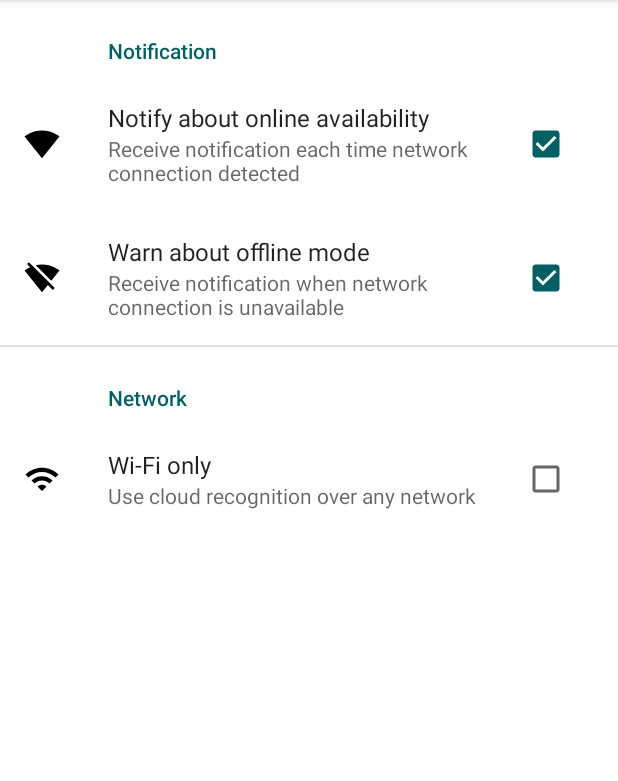
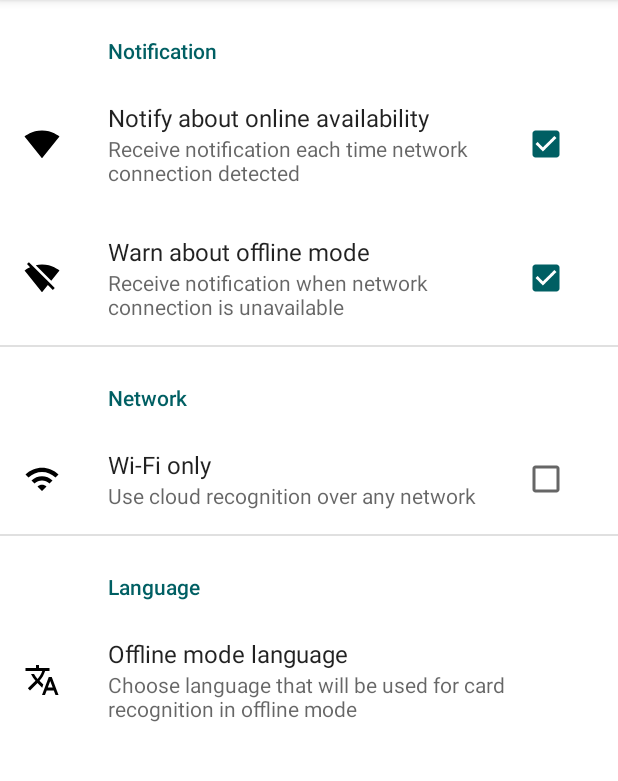
Before and after one commit to VasiliyMatutin/BCRecognitionApp, an Android app: the screen it shows after launch (MainActivity), in the side drawer, after a tap on "Settings", on a phone screen of 412 x 824 dp, the part 84-865 px from its top. Run offline under Robolectric (Android 15) with nearby library versions, the phone set to English and light mode, and no system bars; our stand-ins replace androidx.preference; libraries missing offline, so code that uses them is left out: com.google.api.client, com.google.api.services; 5 statements that could not run were skipped.

Commit message:
Add offline mode language selection

```diff
--- a/app/src/main/java/com/hse/vasiliy/bcrecognition/recognition/CardProcessor.kt
+++ b/app/src/main/java/com/hse/vasiliy/bcrecognition/recognition/CardProcessor.kt
@@ -4,6 +4,7 @@ import android.content.Context
 import android.graphics.Bitmap
 import android.os.AsyncTask
 import android.util.Log
+import androidx.preference.PreferenceManager
 import com.google.api.client.googleapis.auth.oauth2.GoogleCredential
 import com.google.api.client.http.HttpRequestInitializer
 import com.google.api.client.http.javanet.NetHttpTransport
@@ -68,13 +69,22 @@ class CardProcessor(context: Context, private val previewBitmap: Bitmap) : Async
                 return ""
             }
             if (mContext != null) {
-                tessBaseApi.init("${mContext.getExternalFilesDir(null)}", "eng")
+                val settingsPrefs = PreferenceManager.getDefaultSharedPreferences(mContext)
+                when (settingsPrefs.getString("offline_language", "en")){
+                    "en" -> {
+                        tessBaseApi.init("${mContext.getExternalFilesDir(null)}", "eng")
+                    }
+                    "ru" -> {
+                        tessBaseApi.init("${mContext.getExternalFilesDir(null)}", "rus+eng")
+                    }
+                }
             } else {
                 throw Exception("Cannot get access to application dir")
             }
             tessBaseApi.setImage(previewBitmap)
             try {
                 extractedText = tessBaseApi.utF8Text
+                Log.d(applicationTag, extractedText.toString())
             } catch (exc: Exception) {
                 Log.e(applicationTag, exc.toString())
                 return ""
--- /dev/null
+++ b/app/src/main/res/drawable/ic_email_black_24dp.xml
@@ -0,0 +1,9 @@
+<vector xmlns:android="http://schemas.android.com/apk/res/android"
+        android:width="24dp"
+        android:height="24dp"
+        android:viewportWidth="24.0"
+        android:viewportHeight="24.0">
+    <path
+        android:fillColor="#FF000000"
+        android:pathData="M20,4L4,4c-1.1,0 -1.99,0.9 -1.99,2L2,18c0,1.1 0.9,2 2,2h16c1.1,0 2,-0.9 2,-2L22,6c0,-1.1 -0.9,-2 -2,-2zM20,8l-8,5 -8,-5L4,6l8,5 8,-5v2z"/>
+</vector>
--- /dev/null
+++ b/app/src/main/res/drawable/ic_language_black_24dp.xml
@@ -0,0 +1,9 @@
+<vector xmlns:android="http://schemas.android.com/apk/res/android"
+        android:width="24dp"
+        android:height="24dp"
+        android:viewportWidth="24.0"
+        android:viewportHeight="24.0">
+    <path
+        android:fillColor="#FF000000"
+        android:pathData="M12.87,15.07l-2.54,-2.51 0.03,-0.03c1.74,-1.94 2.98,-4.17 3.71,-6.53L17,6L17,4h-7L10,2L8,2v2L1,4v1.99h11.17C11.5,7.92 10.44,9.75 9,11.35 8.07,10.32 7.3,9.19 6.69,8h-2c0.73,1.63 1.73,3.17 2.98,4.56l-5.09,5.02L4,19l5,-5 3.11,3.11 0.76,-2.04zM18.5,10h-2L12,22h2l1.12,-3h4.75L21,22h2l-4.5,-12zM15.88,17l1.62,-4.33L19.12,17h-3.24z"/>
+</vector>
--- a/app/src/main/res/drawable/ic_menu_share.xml
+++ /dev/null
@@ -1,9 +0,0 @@
-<vector xmlns:android="http://schemas.android.com/apk/res/android"
-    android:width="24dp"
-    android:height="24dp"
-    android:viewportWidth="24.0"
-    android:viewportHeight="24.0">
-    <path
-        android:fillColor="#FF000000"
-        android:pathData="M18,16.08c-0.76,0 -1.44,0.3 -1.96,0.77L8.91,12.7c0.05,-0.23 0.09,-0.46 0.09,-0.7s-0.04,-0.47 -0.09,-0.7l7.05,-4.11c0.54,0.5 1.25,0.81 2.04,0.81 1.66,0 3,-1.34 3,-3s-1.34,-3 -3,-3 -3,1.34 -3,3c0,0.24 0.04,0.47 0.09,0.7L8.04,9.81C7.5,9.31 6.79,9 6,9c-1.66,0 -3,1.34 -3,3s1.34,3 3,3c0.79,0 1.5,-0.31 2.04,-0.81l7.12,4.16c-0.05,0.21 -0.08,0.43 -0.08,0.65 0,1.61 1.31,2.92 2.92,2.92 1.61,0 2.92,-1.31 2.92,-2.92s-1.31,-2.92 -2.92,-2.92z" />
-</vector>
--- a/app/src/main/res/menu/activity_main_drawer.xml
+++ b/app/src/main/res/menu/activity_main_drawer.xml
@@ -32,9 +32,9 @@
         <menu>
             <item
                 android:id="@+id/nav_share"
-                android:icon="@drawable/ic_menu_share"
+                android:icon="@drawable/ic_email_black_24dp"
                 android:enabled="false"
-                android:title="@string/share" />
+                android:title="@string/contact" />
         </menu>
     </item>
 
--- /dev/null
+++ b/app/src/main/res/values/array.xml
@@ -0,0 +1,18 @@
+<?xml version="1.0" encoding="utf-8"?>
+<resources>
+    <string-array name="offline_language_names_array">
+        <item>English</item>
+        <!--item>en</item-->
+
+        <item>Русский</item>
+        <!--item>ru</item-->
+    </string-array>
+
+    <string-array name="offline_language_values_array">
+        <!--item>English</item-->
+        <item>en</item>
+
+        <!--item>Русский</item-->
+        <item>ru</item>
+    </string-array>
+</resources>
--- a/app/src/main/res/values/strings.xml
+++ b/app/src/main/res/values/strings.xml
@@ -20,10 +20,10 @@
     <string name="camera_activity_menu_entry">Scan card</string>
     <string name="saved_unrecognized_cards">Cards gallery</string>
     <string name="communicate">Communicate</string>
-    <string name="share">Share</string>
+    <string name="contact">Email us</string>
     <string name="settings_activity_menu_entry">Settings</string>
     <string name="recognition_error">Card cannot be processed correctly. Something goes wrong with recognition module</string>
-    <string name="image_description">description</string>
+    <string name="image_description" translatable="false">description</string>
     <string name="contact_name">Name</string>
     <string name="contact_organization">Company</string>
     <string name="contact_phone">Phone</string>
@@ -58,7 +58,10 @@
     <string name="save_to_gallery_button">Save to gallery</string>
 
     <!-- TODO: Remove or change this placeholder text -->
-    <string name="hello_blank_fragment">Hello blank fragment</string>
+    <string name="hello_blank_fragment" translatable="false">Hello blank fragment</string>
     <string name="edit_button_text">Edit</string>
     <string name="save_contact_edit">Save</string>
+    <string name="language_category">Language</string>
+    <string name="offline_language_selector_title">Offline mode language</string>
+    <string name="offline_language_selector_summary">Choose language that will be used for card recognition in offline mode</string>
 </resources>
--- a/app/src/main/res/xml/prefs.xml
+++ b/app/src/main/res/xml/prefs.xml
@@ -30,4 +30,16 @@
             android:icon="@drawable/ic_wifi_black_24dp"/>
     </PreferenceCategory>
 
+    <PreferenceCategory
+        android:title="@string/language_category">
+        <ListPreference
+            android:key="offline_language"
+            android:title="@string/offline_language_selector_title"
+            android:summary="@string/offline_language_selector_summary"
+            android:defaultValue="en"
+            android:entries="@array/offline_language_names_array"
+            android:entryValues="@array/offline_language_values_array"
+            android:icon="@drawable/ic_language_black_24dp"/>
+    </PreferenceCategory>
+
 </androidx.preference.PreferenceScreen>
```
Also changed, not shown: 1 other file.
